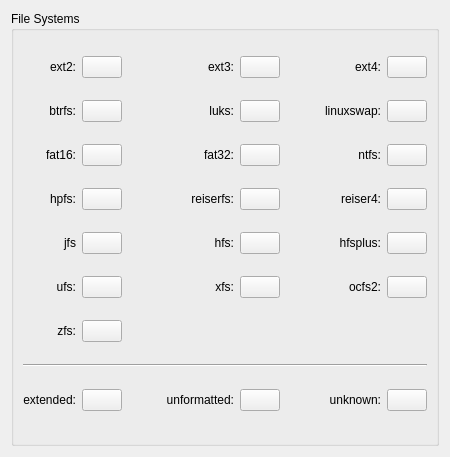
KDE/partitionmanager, file src/config/configurepagefilesystemcolors.ui: the form before one commit.
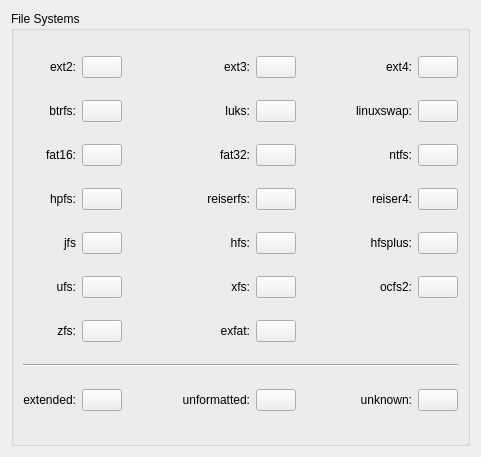
The form after the commit. Custom widgets are drawn as their Qt base class.

Commit message: Add exfat support.

Diff of the .ui file:
```diff
--- a/src/config/configurepagefilesystemcolors.ui
+++ b/src/config/configurepagefilesystemcolors.ui
@@ -6,7 +6,7 @@
    <rect>
     <x>0</x>
     <y>0</y>
-    <width>450</width>
+    <width>481</width>
     <height>457</height>
    </rect>
   </property>
@@ -483,19 +483,6 @@
       <item row="6" column="1">
        <widget class="KColorButton" name="kcfg_fileSystemColorCode21"/>
       </item>
-      <item row="6" column="2" colspan="6">
-       <spacer name="horizontalSpacer_17">
-        <property name="orientation">
-         <enum>Qt::Horizontal</enum>
-        </property>
-        <property name="sizeHint" stdset="0">
-         <size>
-          <width>173</width>
-          <height>18</height>
-         </size>
-        </property>
-       </spacer>
-      </item>
       <item row="8" column="0">
        <widget class="QLabel" name="textLabel_13">
         <property name="text">
@@ -577,6 +564,19 @@
         </property>
        </widget>
       </item>
+      <item row="6" column="3">
+       <widget class="QLabel" name="textLabel_26">
+        <property name="text">
+         <string>exfat:</string>
+        </property>
+        <property name="alignment">
+         <set>Qt::AlignRight|Qt::AlignTrailing|Qt::AlignVCenter</set>
+        </property>
+       </widget>
+      </item>
+      <item row="6" column="4">
+       <widget class="KColorButton" name="kcfg_fileSystemColorCode22"/>
+      </item>
      </layout>
     </widget>
    </item>
```
Left out of the diff: 64 changed lines with no effect on the pictures. The commit also changes 8 other files.
